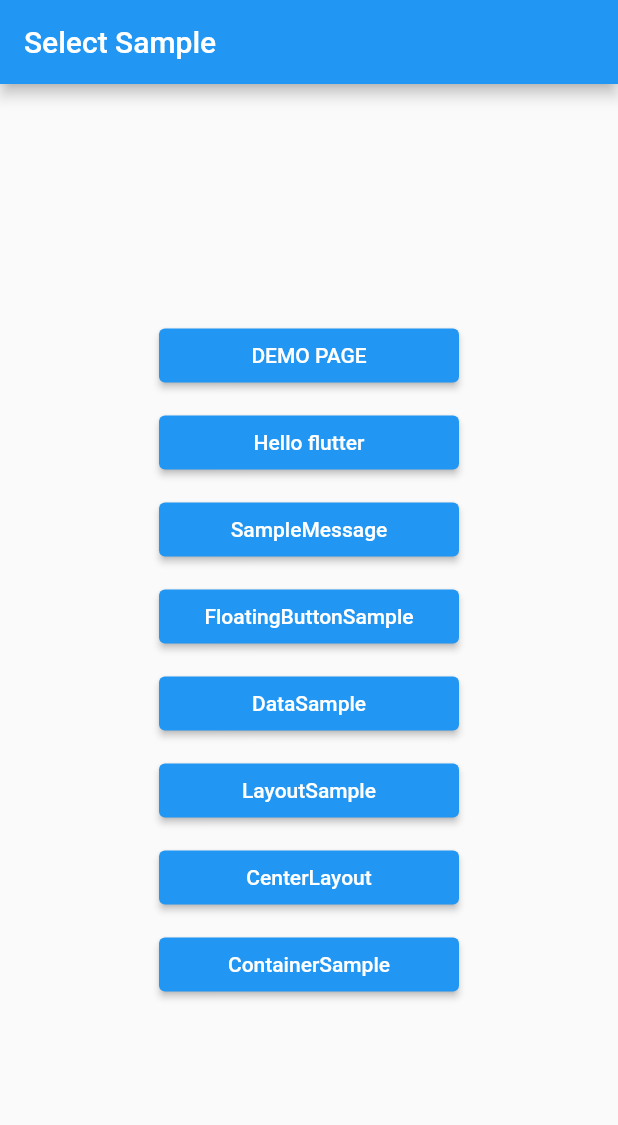
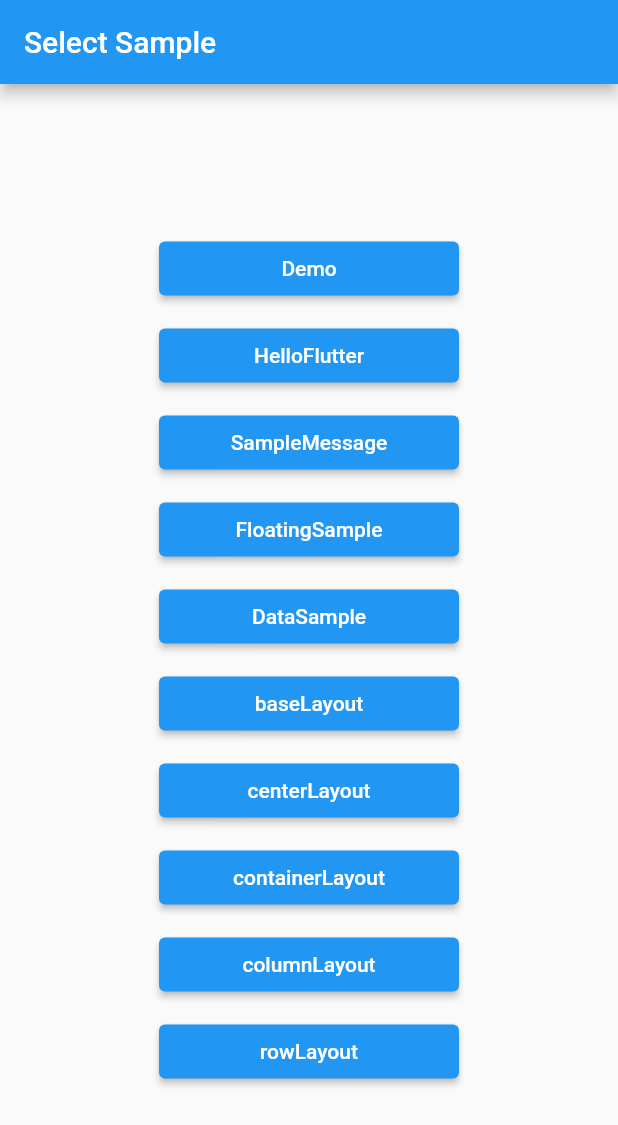
Before and after one commit to expensive-garbage/Kashiwara0205-flutter_samples, a Flutter app: the screen it shows after launch, on a phone screen of 412 x 824 dp. Shown: the top 1125 px of the screen. Run offline on Flutter 3.47's test engine with Material 2 defaults, Android fonts, the light colour scheme and no system bars.

Commit message:
Add row and column layout samples

```diff
--- a/lib/menu.dart
+++ b/lib/menu.dart
@@ -1,5 +1,7 @@
 import 'package:flutter/material.dart';
+import "package:flutter_samples/column_layout.dart";
 import "package:flutter_samples/container_layout.dart";
+import "package:flutter_samples/row_layout.dart";
 import "demo.dart";
 import 'hello_flutter.dart';
 import "sample_message.dart";
@@ -43,80 +45,30 @@ class _MenuPageState extends State<MenuPage> {
             alignment: Alignment.center,
             child:
                 Column(mainAxisAlignment: MainAxisAlignment.center, children: [
-              Padding(
-                padding: const EdgeInsets.all(5.0),
-                child: ElevatedButton(
-                    style: ElevatedButton.styleFrom(
-                        fixedSize: const Size.fromWidth(_buttonWidth)),
-                    key: null,
-                    onPressed: onClickNextPage(const Demo()),
-                    child: const Text("DEMO PAGE")),
-              ),
-              Padding(
-                padding: const EdgeInsets.all(5.0),
-                child: ElevatedButton(
-                    style: ElevatedButton.styleFrom(
-                        fixedSize: const Size.fromWidth(_buttonWidth)),
-                    key: null,
-                    onPressed: onClickNextPage(const HelloFlutter()),
-                    child: const Text("Hello flutter")),
-              ),
-              Padding(
-                padding: const EdgeInsets.all(5.0),
-                child: ElevatedButton(
-                    style: ElevatedButton.styleFrom(
-                        fixedSize: const Size.fromWidth(_buttonWidth)),
-                    key: null,
-                    onPressed: onClickNextPage(const SampleMessage()),
-                    child: const Text("SampleMessage")),
-              ),
-              Padding(
-                padding: const EdgeInsets.all(5.0),
-                child: ElevatedButton(
-                    style: ElevatedButton.styleFrom(
-                        fixedSize: const Size.fromWidth(_buttonWidth)),
-                    key: null,
-                    onPressed:
-                        onClickNextPage(const FloatingActionButtonSample()),
-                    child: const Text("FloatingButtonSample")),
-              ),
-              Padding(
-                padding: const EdgeInsets.all(5.0),
-                child: ElevatedButton(
-                    style: ElevatedButton.styleFrom(
-                        fixedSize: const Size.fromWidth(_buttonWidth)),
-                    key: null,
-                    onPressed: onClickNextPage(const DataSample()),
-                    child: const Text("DataSample")),
-              ),
-              Padding(
-                padding: const EdgeInsets.all(5.0),
-                child: ElevatedButton(
-                    style: ElevatedButton.styleFrom(
-                        fixedSize: const Size.fromWidth(_buttonWidth)),
-                    key: null,
-                    onPressed: onClickNextPage(const BaseLayout()),
-                    child: const Text("LayoutSample")),
-              ),
-              Padding(
-                padding: const EdgeInsets.all(5.0),
-                child: ElevatedButton(
-                    style: ElevatedButton.styleFrom(
-                        fixedSize: const Size.fromWidth(_buttonWidth)),
-                    key: null,
-                    onPressed: onClickNextPage(const CenterLayout()),
-                    child: const Text("CenterLayout")),
-              ),
-              Padding(
-                padding: const EdgeInsets.all(5.0),
-                child: ElevatedButton(
-                    style: ElevatedButton.styleFrom(
-                        fixedSize: const Size.fromWidth(_buttonWidth)),
-                    key: null,
-                    onPressed: onClickNextPage(const ContainerLayout()),
-                    child: const Text("ContainerSample")),
-              ),
+              createMenuButton(const Demo(), "Demo"),
+              createMenuButton(const HelloFlutter(), "HelloFlutter"),
+              createMenuButton(const SampleMessage(), "SampleMessage"),
+              createMenuButton(
+                  const FloatingActionButtonSample(), "FloatingSample"),
+              createMenuButton(const DataSample(), "DataSample"),
+              createMenuButton(const BaseLayout(), "baseLayout"),
+              createMenuButton(const CenterLayout(), "centerLayout"),
+              createMenuButton(const ContainerLayout(), "containerLayout"),
+              createMenuButton(const ColumnLayout(), "columnLayout"),
+              createMenuButton(const RowLayout(), "rowLayout")
             ])));
+  }
+
+  createMenuButton(page, String buttonName) {
+    return Padding(
+      padding: const EdgeInsets.all(5.0),
+      child: ElevatedButton(
+          style: ElevatedButton.styleFrom(
+              fixedSize: const Size.fromWidth(_buttonWidth)),
+          key: null,
+          onPressed: onClickNextPage(page),
+          child: Text(buttonName)),
+    );
   }
 
   void Function() onClickNextPage(page) {
```
Also changed, not shown: lib/column_layout.dart (added, +63 -0 lines), lib/row_layout.dart (added, +63 -0 lines).
